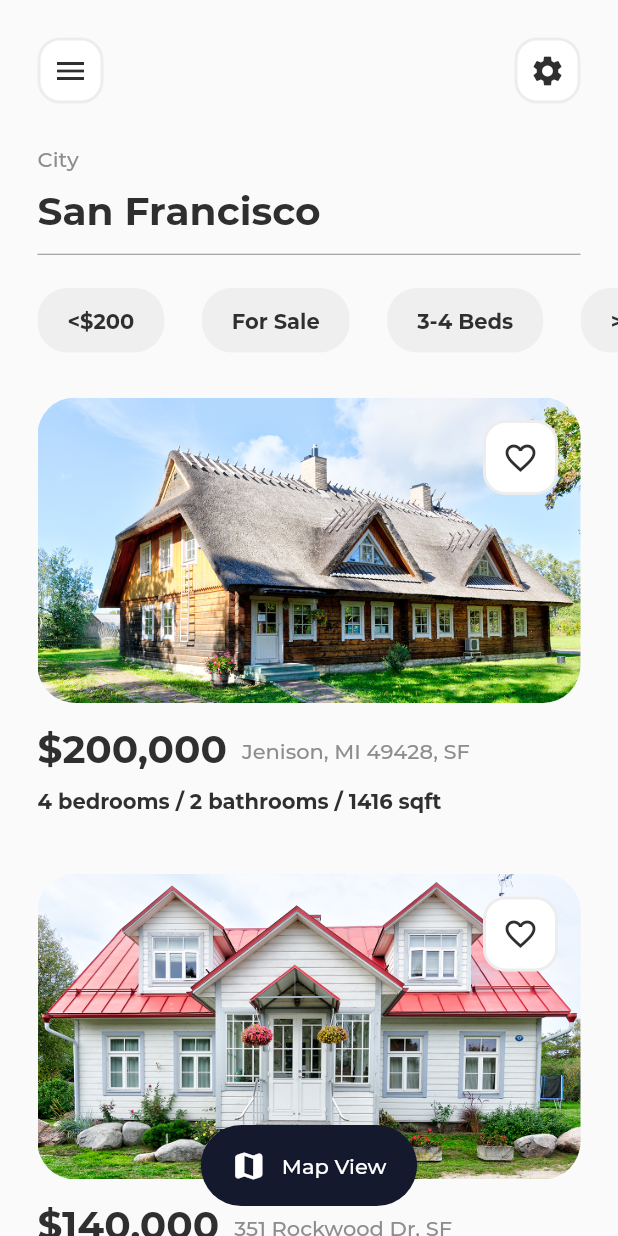
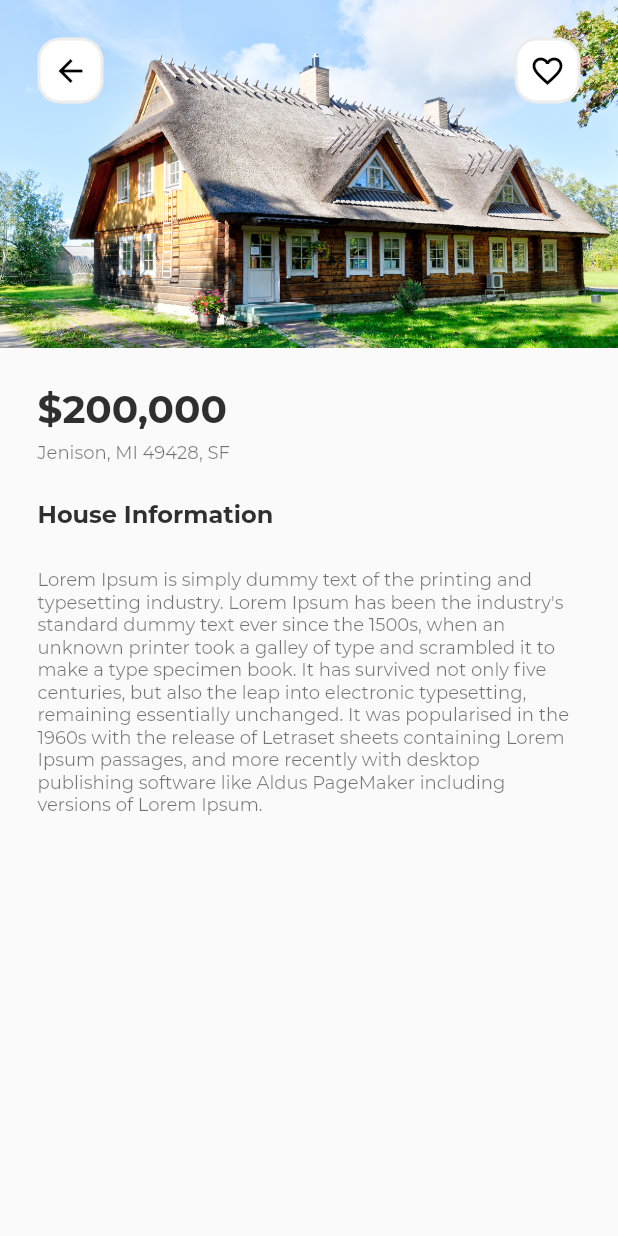
Before and after one commit to JDPrabasha/flutter-housing-app, a Flutter app: the screen it shows after launch, on a phone screen of 412 x 824 dp. Run offline on Flutter 3.47's test engine with Material 2 defaults, Android fonts, the phone set to English and light mode, and no system bars.

Commit message:
partially complete housing screen

```diff
--- a/lib/main.dart
+++ b/lib/main.dart
@@ -2,6 +2,7 @@ import 'dart:ui';
 import 'package:flutter/material.dart';
 import 'package:flutter/material.dart';
 import 'package:housing_app/screens/LandingScreen.dart';
+import 'package:housing_app/screens/HouseScreen.dart';
 import 'package:housing_app/utils/constants.dart';
 
 void main() {
@@ -21,7 +22,7 @@ class MyApp extends StatelessWidget {
           fontFamily: 'Montserrat',
           colorScheme:
               ColorScheme.fromSwatch().copyWith(secondary: COLOR_DARK_BLUE)),
-      home: LandingScreen(),
+      home: HouseScreen(),
     );
   }
 }
--- /dev/null
+++ b/lib/screens/HouseScreen.dart
@@ -0,0 +1,78 @@
+import 'package:flutter/material.dart';
+import 'package:housing_app/custom/BorderBox.dart';
+import 'package:housing_app/utils/constants.dart';
+import 'package:housing_app/utils/custom_functions.dart';
+import 'package:housing_app/utils/widget_functions.dart';
+
+class HouseScreen extends StatelessWidget {
+  const HouseScreen({Key? key}) : super(key: key);
+
+  @override
+  Widget build(BuildContext context) {
+    final Size size = MediaQuery.of(context).size;
+    const double padding = 25;
+    final ThemeData themeData = Theme.of(context);
+    const sidePadding = EdgeInsets.symmetric(horizontal: padding);
+    return SafeArea(
+        child: Scaffold(
+      body: SizedBox(
+        width: size.width,
+        height: size.height,
+        child: Column(
+          children: [
+            Stack(
+              children: [
+                Image.asset("assets/images/image_2.jpg"),
+                Positioned(
+                  top: 0,
+                  child: Container(
+                    width: size.width,
+                    padding: const EdgeInsets.all(padding),
+                    child: Row(
+                      mainAxisAlignment: MainAxisAlignment.spaceBetween,
+                      children: const [
+                        BorderBox(
+                            child: Icon(Icons.arrow_back, color: Colors.black)),
+                        BorderBox(
+                            child: Icon(Icons.favorite_border,
+                                color: Colors.black)),
+                      ],
+                    ),
+                  ),
+                )
+              ],
+            ),
+            addVerticalSpace(padding),
+            Padding(
+              padding: sidePadding,
+              child: Column(
+                crossAxisAlignment: CrossAxisAlignment.start,
+                children: [
+                  Text(
+                    "\$200,000",
+                    style: themeData.textTheme.headline1,
+                  ),
+                  addVerticalSpace(5),
+                  Text(
+                    "Jenison, MI 49428, SF",
+                    style: themeData.textTheme.bodySmall,
+                  ),
+                  addVerticalSpace(padding),
+                  Text(
+                    "House Information",
+                    style: themeData.textTheme.headlineMedium,
+                  ),
+                  addVerticalSpace(padding),
+                  Text(
+                    "Lorem Ipsum is simply dummy text of the printing and typesetting industry. Lorem Ipsum has been the industry's standard dummy text ever since the 1500s, when an unknown printer took a galley of type and scrambled it to make a type specimen book. It has survived not only five centuries, but also the leap into electronic typesetting, remaining essentially unchanged. It was popularised in the 1960s with the release of Letraset sheets containing Lorem Ipsum passages, and more recently with desktop publishing software like Aldus PageMaker including versions of Lorem Ipsum.",
+                    style: themeData.textTheme.bodySmall,
+                  )
+                ],
+              ),
+            )
+          ],
+        ),
+      ),
+    ));
+  }
+}
```
Also changed, not shown: lib/utils/constants.dart (+20 -8 lines).
